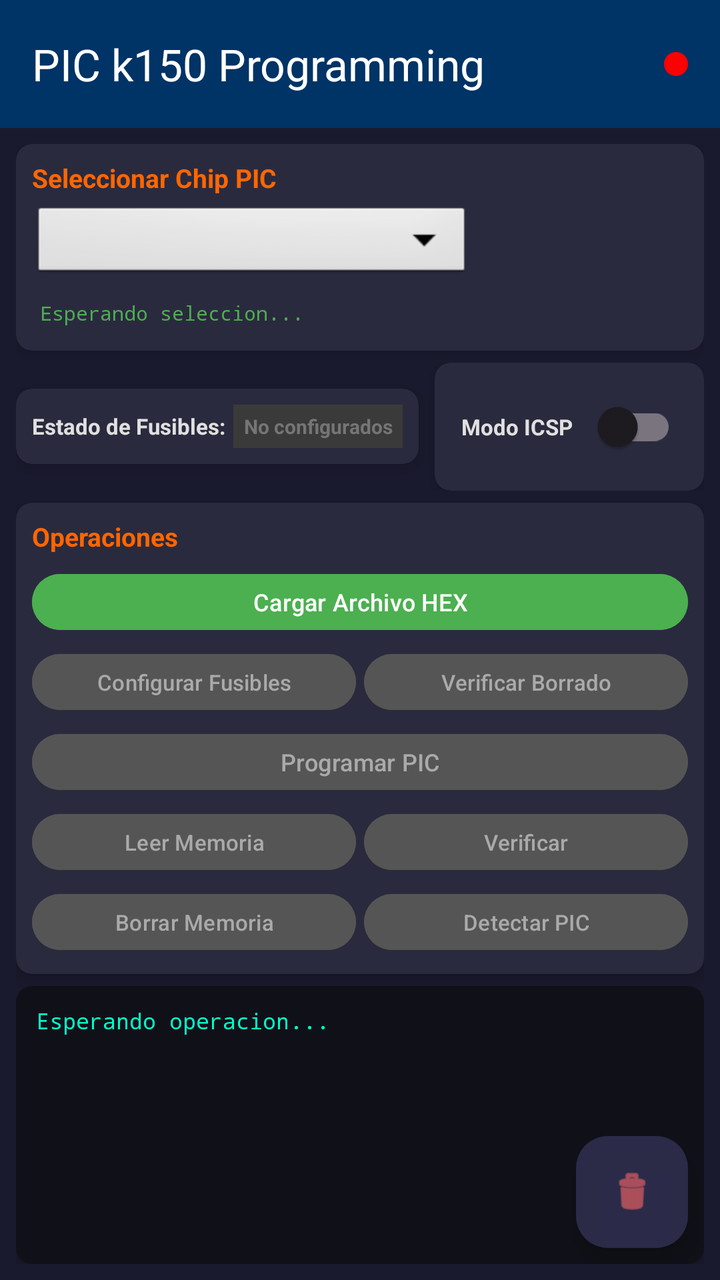
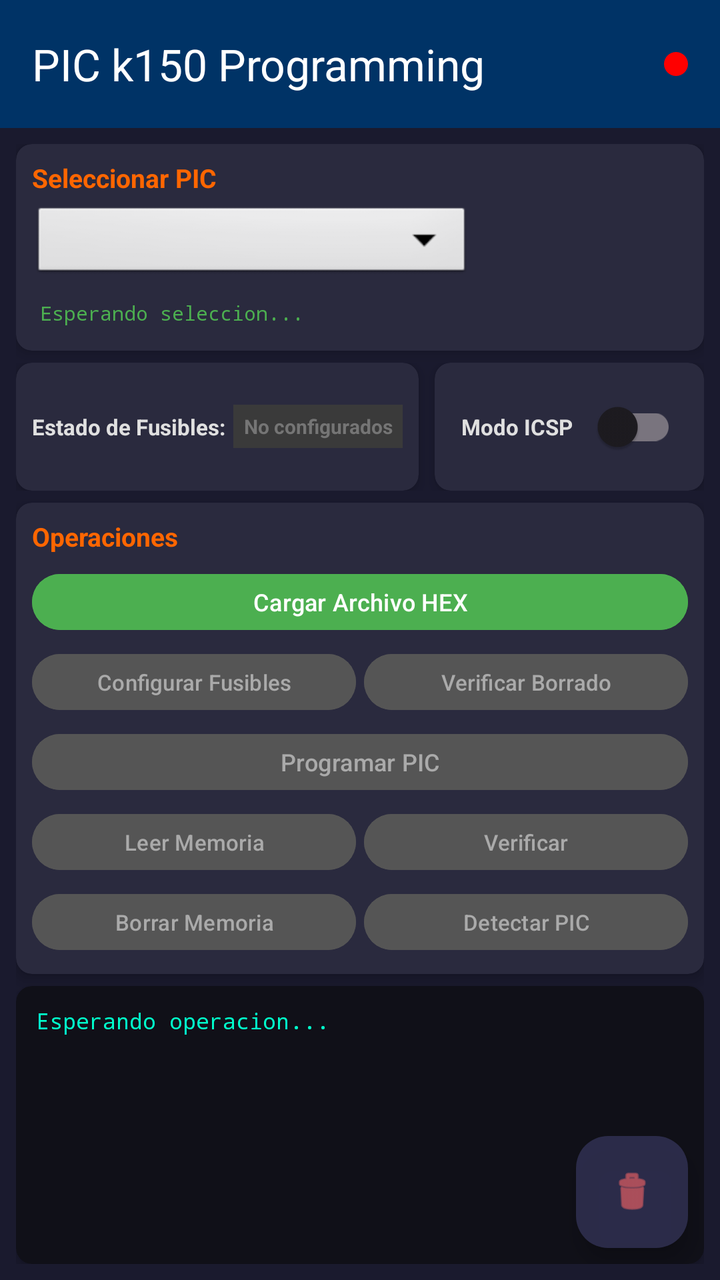

The first picture is an Android layout as it rendered before a commit; the second is the same layout after the commit. The layout source and the unified diff follow.
<!-- AndroidManifest.xml: application theme Theme.PICk150Programing -->
<!-- res/layout/activity_main.xml -->
<?xml version="1.0" encoding="utf-8"?>
<androidx.constraintlayout.widget.ConstraintLayout
    xmlns:android="http://schemas.android.com/apk/res/android"
    xmlns:app="http://schemas.android.com/apk/res-auto"
    xmlns:tools="http://schemas.android.com/tools"
    android:id="@+id/main"
    android:layout_width="match_parent"
    android:layout_height="match_parent"
    android:background="#1A1A2E"
    tools:context=".MainActivity">

    
    <com.google.android.material.appbar.AppBarLayout
        android:id="@+id/appBarLayout"
        android:layout_width="0dp"
        android:layout_height="wrap_content"
        android:elevation="8dp"
        app:layout_constraintEnd_toEndOf="parent"
        app:layout_constraintStart_toStartOf="parent"
        app:layout_constraintTop_toTopOf="parent">

        <androidx.appcompat.widget.Toolbar
            android:id="@+id/toolbar"
            android:layout_width="match_parent"
            android:layout_height="?attr/actionBarSize"
            android:background="#003366"
            android:elevation="8dp"
            app:titleTextColor="#FFFFFF"
            app:title="@string/app_name">

            <View
                android:id="@+id/connectionIndicator"
                android:layout_width="12dp"
                android:layout_height="12dp"
                android:layout_gravity="end"
                android:layout_marginEnd="16dp"
                android:background="@drawable/connection_indicator" />
        </androidx.appcompat.widget.Toolbar>
    </com.google.android.material.appbar.AppBarLayout>

    
    <LinearLayout
        android:id="@+id/mainContentLayout"
        android:layout_width="0dp"
        android:layout_height="0dp"
        android:orientation="vertical"
        android:padding="8dp"
        app:layout_constraintTop_toBottomOf="@+id/appBarLayout"
        app:layout_constraintBottom_toTopOf="@+id/bannerContainer"
        app:layout_constraintStart_toStartOf="parent"
        app:layout_constraintEnd_toEndOf="parent">

        
        <androidx.cardview.widget.CardView
            android:layout_width="match_parent"
            android:layout_height="wrap_content"
            android:layout_marginBottom="6dp"
            app:cardBackgroundColor="#2A2A3E"
            app:cardCornerRadius="8dp"
            app:cardElevation="4dp">

            <LinearLayout
                android:layout_width="match_parent"
                android:layout_height="wrap_content"
                android:orientation="horizontal"
                android:padding="8dp"
                android:baselineAligned="false"
                android:gravity="center_vertical">

                
                <LinearLayout
                    android:layout_width="0dp"
                    android:layout_height="wrap_content"
                    android:layout_weight="1"
                    android:orientation="vertical">

                    <TextView
                        android:layout_width="wrap_content"
                        android:layout_height="wrap_content"
                        android:layout_marginBottom="4dp"
                        android:text="@string/seleccionar_chip_pic"
                        android:textColor="#FF6600"
                        android:textSize="13sp"
                        android:textStyle="bold" />

                    <Spinner
                        android:id="@+id/chipSpinner"
                        android:layout_width="match_parent"
                        android:layout_height="40dp"
                        android:layout_marginBottom="4dp"
                        android:background="@android:drawable/btn_dropdown"
                        android:paddingStart="8dp"
                        android:paddingEnd="8dp"
                        android:spinnerMode="dropdown" />

                    <TextView
                        android:id="@+id/chipInfoTextView"
                        android:layout_width="match_parent"
                        android:layout_height="wrap_content"
                        android:fontFamily="monospace"
                        android:padding="4dp"
                        android:text="@string/esperando_seleccion"
                        android:textColor="#4CAF50"
                        android:textSize="10sp" />
                </LinearLayout>

                
                <ImageView
                    android:id="@+id/chipSocketImageView"
                    android:layout_width="100dp"
                    android:layout_height="80dp"
                    android:layout_marginStart="8dp"
                    android:contentDescription="Socket Diagram"
                    android:scaleType="fitCenter"
                    android:visibility="visible" />
            </LinearLayout>
        </androidx.cardview.widget.CardView>

        
        <LinearLayout
            android:layout_width="match_parent"
            android:layout_height="wrap_content"
            android:orientation="horizontal"
            android:layout_marginBottom="6dp"
            android:gravity="center_vertical">

            
            <androidx.cardview.widget.CardView
                android:layout_width="0dp"
                android:layout_height="wrap_content"
                android:layout_weight="1.2"
                android:layout_marginEnd="4dp"
                app:cardBackgroundColor="#2A2A3E"
                app:cardCornerRadius="8dp"
                app:cardElevation="4dp">

                <LinearLayout
                    android:layout_width="match_parent"
                    android:layout_height="match_parent"
                    android:orientation="horizontal"
                    android:padding="8dp"
                    android:gravity="center_vertical">

                    <TextView
                        android:layout_width="wrap_content"
                        android:layout_height="wrap_content"
                        android:text="@string/estado_fusibles"
                        android:textColor="#E0E0E0"
                        android:textSize="11sp"
                        android:textStyle="bold"
                        android:layout_marginEnd="4dp" />

                    <TextView
                        android:id="@+id/fuseStatusTextView"
                        android:layout_width="0dp"
                        android:layout_height="wrap_content"
                        android:layout_weight="1"
                        android:text="@string/fuses_no_configurados"
                        android:textColor="#757575"
                        android:textSize="10sp"
                        android:textStyle="bold"
                        android:gravity="center"
                        android:paddingStart="4dp"
                        android:paddingEnd="4dp"
                        android:paddingTop="4dp"
                        android:paddingBottom="4dp"
                        android:background="#3A3A3A"
                        android:ellipsize="end"
                        android:singleLine="true" />
                </LinearLayout>
            </androidx.cardview.widget.CardView>

            
            <androidx.cardview.widget.CardView
                android:layout_width="0dp"
                android:layout_height="wrap_content"
                android:layout_weight="0.8"
                android:layout_marginStart="4dp"
                app:cardBackgroundColor="#2A2A3E"
                app:cardCornerRadius="8dp"
                app:cardElevation="4dp">

                <LinearLayout
                    android:layout_width="match_parent"
                    android:layout_height="wrap_content"
                    android:orientation="horizontal"
                    android:padding="8dp"
                    android:gravity="center">

                    <TextView
                        android:layout_width="wrap_content"
                        android:layout_height="wrap_content"
                        android:text="@string/modo_icsp"
                        android:textColor="#E0E0E0"
                        android:textSize="11sp"
                        android:textStyle="bold"
                        android:layout_marginEnd="4dp" />

                    <androidx.appcompat.widget.SwitchCompat
                        android:id="@+id/swModeICSP"
                        android:layout_width="wrap_content"
                        android:layout_height="wrap_content"
                        android:thumbTint="#FFFFFF"
                        android:trackTint="#90EE90" />
                </LinearLayout>
            </androidx.cardview.widget.CardView>

        </LinearLayout>

        
        <androidx.cardview.widget.CardView
            android:layout_width="match_parent"
            android:layout_height="wrap_content"
            android:layout_marginBottom="6dp"
            app:cardBackgroundColor="#2A2A3E"
            app:cardCornerRadius="8dp"
            app:cardElevation="4dp">

            <LinearLayout
                android:layout_width="match_parent"
                android:layout_height="wrap_content"
                android:orientation="vertical"
                android:padding="8dp">

                <TextView
                    android:layout_width="wrap_content"
                    android:layout_height="wrap_content"
                    android:layout_marginBottom="6dp"
                    android:text="@string/operaciones"
                    android:textColor="#FF6600"
                    android:textSize="13sp"
                    android:textStyle="bold" />

                
                <Button
                    android:id="@+id/btnSelectHex"
                    android:layout_width="match_parent"
                    android:layout_height="36dp"
                    android:layout_marginBottom="4dp"
                    android:backgroundTint="#4CAF50"
                    android:text="@string/cargar_archivo_hex"
                    android:textColor="#FFFFFF"
                    android:textSize="12sp"
                    android:paddingTop="0dp"
                    android:paddingBottom="0dp" />

                
                <LinearLayout
                    android:layout_width="match_parent"
                    android:layout_height="wrap_content"
                    android:layout_marginBottom="4dp"
                    android:orientation="horizontal">

                    <Button
                        android:id="@+id/btnConfigureFuses"
                        android:layout_width="0dp"
                        android:layout_height="36dp"
                        android:layout_marginEnd="2dp"
                        android:layout_weight="1"
                        android:backgroundTint="#555555"
                        android:enabled="false"
                        android:text="@string/configurar_fusibles"
                        android:textColor="#AAAAAA"
                        android:textSize="11sp"
                        android:paddingTop="0dp"
                        android:paddingBottom="0dp" />

                    <Button
                        android:id="@+id/btnBlankCheck"
                        android:layout_width="0dp"
                        android:layout_height="36dp"
                        android:layout_marginStart="2dp"
                        android:layout_weight="1"
                        android:backgroundTint="#555555"
                        android:enabled="false"
                        android:text="@string/verificar_borrado"
                        android:textColor="#AAAAAA"
                        android:textSize="11sp"
                        android:paddingTop="0dp"
                        android:paddingBottom="0dp" />
                </LinearLayout>

                
                <Button
                    android:id="@+id/btnProgramarPic"
                    android:layout_width="match_parent"
                    android:layout_height="36dp"
                    android:layout_marginBottom="4dp"
                    android:backgroundTint="#555555"
                    android:enabled="false"
                    android:text="@string/programar_pic"
                    android:textColor="#AAAAAA"
                    android:textSize="12sp"
                    android:paddingTop="0dp"
                    android:paddingBottom="0dp" />

                
                <LinearLayout
                    android:layout_width="match_parent"
                    android:layout_height="wrap_content"
                    android:layout_marginBottom="4dp"
                    android:orientation="horizontal">

                    <Button
                        android:id="@+id/btnLeerMemoriaDeLPic"
                        android:layout_width="0dp"
                        android:layout_height="36dp"
                        android:layout_marginEnd="2dp"
                        android:layout_weight="1"
                        android:backgroundTint="#555555"
                        android:enabled="false"
                        android:text="@string/leer_memoria"
                        android:textColor="#AAAAAA"
                        android:textSize="11sp"
                        android:paddingTop="0dp"
                        android:paddingBottom="0dp" />

                    <Button
                        android:id="@+id/btnVerificarMemoriaDelPic"
                        android:layout_width="0dp"
                        android:layout_height="36dp"
                        android:layout_marginStart="2dp"
                        android:layout_weight="1"
                        android:backgroundTint="#555555"
                        android:enabled="false"
                        android:text="@string/verificar"
                        android:textColor="#AAAAAA"
                        android:textSize="11sp"
                        android:paddingTop="0dp"
                        android:paddingBottom="0dp" />
                </LinearLayout>

                
                <LinearLayout
                    android:layout_width="match_parent"
                    android:layout_height="wrap_content"
                    android:orientation="horizontal">

                    <Button
                        android:id="@+id/btnBorrarMemoriaDeLPic"
                        android:layout_width="0dp"
                        android:layout_height="36dp"
                        android:layout_marginEnd="2dp"
                        android:layout_weight="1"
                        android:backgroundTint="#555555"
                        android:enabled="false"
                        android:text="@string/borrar_memoria"
                        android:textColor="#AAAAAA"
                        android:textSize="11sp"
                        android:paddingTop="0dp"
                        android:paddingBottom="0dp" />

                    <Button
                        android:id="@+id/btnDetectarPic"
                        android:layout_width="0dp"
                        android:layout_height="36dp"
                        android:layout_marginStart="2dp"
                        android:layout_weight="1"
                        android:backgroundTint="#555555"
                        android:enabled="false"
                        android:text="@string/detectar_pic"
                        android:textColor="#AAAAAA"
                        android:textSize="11sp"
                        android:paddingTop="0dp"
                        android:paddingBottom="0dp" />
                </LinearLayout>
            </LinearLayout>
        </androidx.cardview.widget.CardView>

        
        <androidx.cardview.widget.CardView
            android:layout_width="match_parent"
            android:layout_height="0dp"
            android:layout_weight="1"
            app:cardBackgroundColor="#101018"
            app:cardCornerRadius="8dp"
            app:cardElevation="4dp">

            
            <FrameLayout
                android:layout_width="match_parent"
                android:layout_height="match_parent">

                
                <ScrollView
                    android:id="@+id/logScrollView"
                    android:layout_width="match_parent"
                    android:layout_height="match_parent"
                    android:fillViewport="true"
                    android:scrollbars="vertical">

                    <TextView
                        android:id="@+id/processStatusTextView"
                        android:layout_width="match_parent"
                        android:layout_height="wrap_content"
                        android:fontFamily="monospace"
                        android:gravity="start|top"
                        android:padding="10dp"
                        android:paddingBottom="48dp"
                        android:text="@string/esperando_operacion"
                        android:textColor="#00FFCC"
                        android:textSize="11sp" />
                </ScrollView>

                
                <com.google.android.material.floatingactionbutton.FloatingActionButton
                    android:id="@+id/btnLimpiarLog"
                    android:layout_width="wrap_content"
                    android:layout_height="wrap_content"
                    android:layout_gravity="bottom|end"
                    android:layout_margin="8dp"
                    android:contentDescription="Limpiar log"
                    app:srcCompat="@android:drawable/ic_menu_delete"
                    app:backgroundTint="#CC333355"
                    app:fabSize="mini"
                    app:tint="#FF6666" />

            </FrameLayout>
        </androidx.cardview.widget.CardView>

        
        <LinearLayout
            android:id="@+id/romDataContainer"
            android:layout_width="match_parent"
            android:layout_height="wrap_content"
            android:orientation="vertical"
            android:visibility="gone" />

        <LinearLayout
            android:id="@+id/eepromDataContainer"
            android:layout_width="match_parent"
            android:layout_height="wrap_content"
            android:orientation="vertical"
            android:visibility="gone" />

    </LinearLayout>

    
    <FrameLayout
        android:id="@+id/bannerContainer"
        android:layout_width="0dp"
        android:layout_height="wrap_content"
        app:layout_constraintBottom_toBottomOf="parent"
        app:layout_constraintEnd_toEndOf="parent"
        app:layout_constraintStart_toStartOf="parent" />

</androidx.constraintlayout.widget.ConstraintLayout>
<!-- resources referenced by this layout -->
<resources>
  <!-- drawable connection_indicator (drawable) -->
  <?xml version="1.0" encoding="utf-8"?>
  <shape xmlns:android="http://schemas.android.com/apk/res/android"
      android:shape="oval">
      <solid android:color="#FF0000" />
      <size android:width="12dp" android:height="12dp" />
  </shape>
  <string name="app_name">PIC k150 Programming</string>
  <string name="borrar_memoria">Borrar Memoria</string>
  <string name="cargar_archivo_hex">Cargar Archivo HEX</string>
  <string name="configurar_fusibles">Configurar Fusibles</string>
  <string name="detectar_pic">Detectar PIC</string>
  <string name="esperando_operacion">Esperando operacion...</string>
  <string name="esperando_seleccion">Esperando seleccion...</string>
  <string name="estado_fusibles">Estado de Fusibles:</string>
  <string name="fuses_no_configurados">No configurados</string>
  <string name="leer_memoria">Leer Memoria</string>
  <string name="modo_icsp">Modo ICSP</string>
  <string name="operaciones">Operaciones</string>
  <string name="programar_pic">Programar PIC</string>
  <string name="seleccionar_chip_pic">Seleccionar Chip PIC</string>
  <string name="verificar">Verificar</string>
  <string name="verificar_borrado">Verificar Borrado</string>
  <style name="Theme.PICk150Programing" parent="Base.Theme.PICk150Programing" />
  <style name="Base.Theme.PICk150Programing" parent="Theme.Material3.DayNight.NoActionBar">
          
          
          
          
          <item name="android:statusBarColor">@android:color/transparent</item>
          <item name="android:navigationBarColor">@android:color/transparent</item>
          <item name="android:windowLightStatusBar" tools:targetApi="m">true</item>
          <item name="android:windowLightNavigationBar" tools:targetApi="o_mr1">true</item>
      </style>
</resources>

<!-- the commit's change to res/layout/activity_main.xml (unified diff, before → after) -->
@@ -127,7 +127,7 @@
             
             <androidx.cardview.widget.CardView
                 android:layout_width="0dp"
-                android:layout_height="wrap_content"
+                android:layout_height="match_parent"
                 android:layout_weight="1.2"
                 android:layout_marginEnd="4dp"
                 app:cardBackgroundColor="#2A2A3E"
@@ -173,7 +173,7 @@
             
             <androidx.cardview.widget.CardView
                 android:layout_width="0dp"
-                android:layout_height="wrap_content"
+                android:layout_height="match_parent"
                 android:layout_weight="0.8"
                 android:layout_marginStart="4dp"
                 app:cardBackgroundColor="#2A2A3E"
@@ -182,7 +182,7 @@
 
                 <LinearLayout
                     android:layout_width="match_parent"
-                    android:layout_height="wrap_content"
+                    android:layout_height="match_parent"
                     android:orientation="horizontal"
                     android:padding="8dp"
                     android:gravity="center">
<!-- resource entries referenced after the edit -->
@@ -20,7 +20,7 @@
   <string name="modo_icsp">Modo ICSP</string>
   <string name="operaciones">Operaciones</string>
   <string name="programar_pic">Programar PIC</string>
-  <string name="seleccionar_chip_pic">Seleccionar Chip PIC</string>
+  <string name="seleccionar_chip_pic">Seleccionar PIC</string>
   <string name="verificar">Verificar</string>
   <string name="verificar_borrado">Verificar Borrado</string>
   <style name="Theme.PICk150Programing" parent="Base.Theme.PICk150Programing" />
